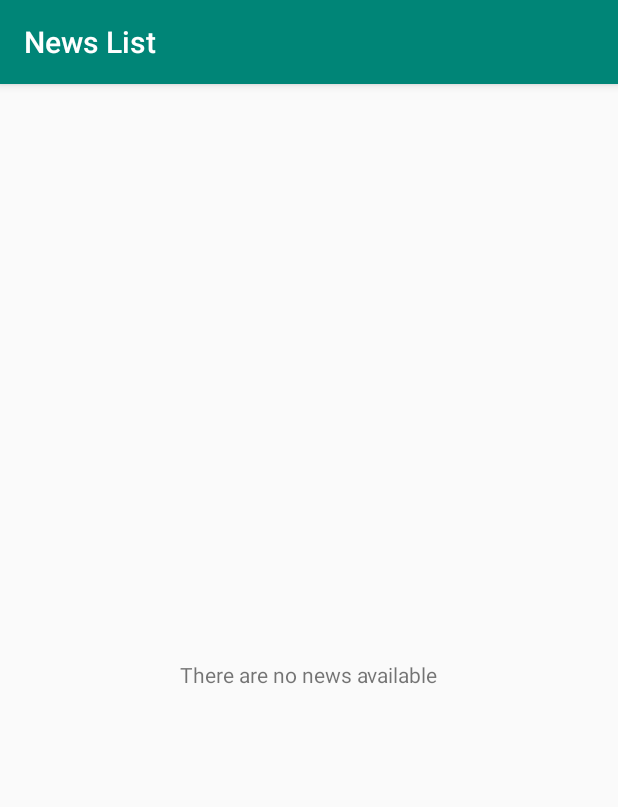
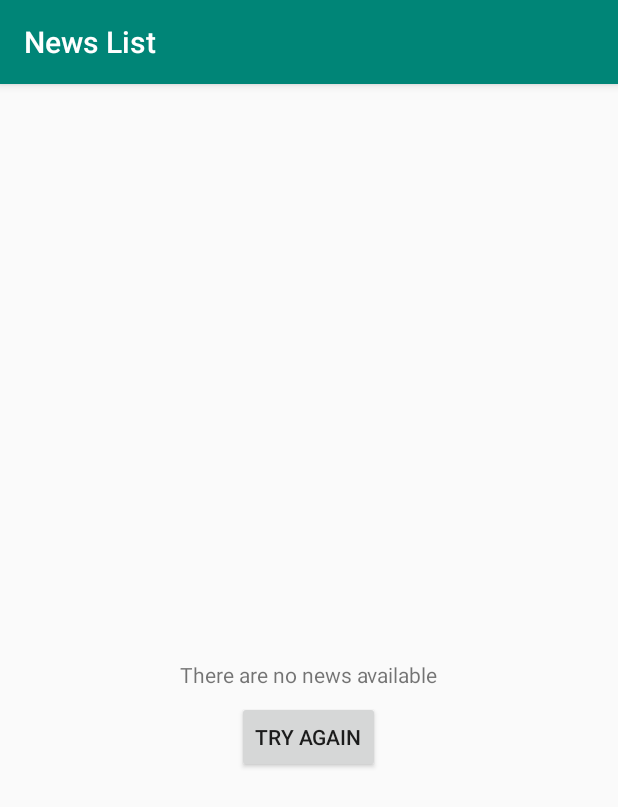
Before and after one commit to ThanHteikAung/CustomViewCreate, an Android app: the screen it shows after launch (MainActivity), on a phone screen of 412 x 824 dp. Shown: the top 807 px of the screen. Run offline under Robolectric (Android 15) with nearby library versions, the phone set to English and light mode, and no system bars; our stand-ins replace Room's generated code, RxJava; pictures from the network do not load; 1 statement that could not run was skipped.

Commit message:
reload data by using empty view pod if network failed CustomViewCreate v1.4

```diff
--- a/app/src/main/java/com/padcmyanmar/padcx/padc_x_recyclerview_ypst/activities/MainActivity.kt
+++ b/app/src/main/java/com/padcmyanmar/padcx/padc_x_recyclerview_ypst/activities/MainActivity.kt
@@ -19,7 +19,7 @@ class MainActivity : BaseActivity(), MainView {
 
     private lateinit var mAdapter: NewsListAdapter
 
-    private lateinit var viewPodEmpty: EmptyViewPod
+    private lateinit var mViewPodEmpty: EmptyViewPod
 
     private lateinit var mPresenter: MainPresenter
 
@@ -62,8 +62,9 @@ class MainActivity : BaseActivity(), MainView {
     }
 
     private fun setUpViewPod() {
-        viewPodEmpty = vpEmpty as EmptyViewPod
-        viewPodEmpty.setEmptyData(EM_NO_NEWS_AVAILABLE, EMPTY_IMAGE_URL)
+        mViewPodEmpty = vpEmpty as EmptyViewPod
+        mViewPodEmpty.setEmptyData(EM_NO_NEWS_AVAILABLE, EMPTY_IMAGE_URL)
+        mViewPodEmpty.setDelegate(mPresenter)
     }
 
     private fun setUpSwipeRefresh() {
--- a/app/src/main/java/com/padcmyanmar/padcx/padc_x_recyclerview_ypst/mvp/presenters/MainPresenter.kt
+++ b/app/src/main/java/com/padcmyanmar/padcx/padc_x_recyclerview_ypst/mvp/presenters/MainPresenter.kt
@@ -3,8 +3,9 @@ package com.padcmyanmar.padcx.padc_x_recyclerview_ypst.mvp.presenters
 import androidx.lifecycle.LifecycleOwner
 import com.padcmyanmar.padcx.padc_x_recyclerview_ypst.delegates.NewsItemDelegate
 import com.padcmyanmar.padcx.padc_x_recyclerview_ypst.mvp.views.MainView
+import com.padcmyanmar.padcx.padc_x_recyclerview_ypst.veiws.viewpods.EmptyViewPod
 
-interface MainPresenter : NewsItemDelegate, BasePresenter<MainView> {
+interface MainPresenter : NewsItemDelegate, BasePresenter<MainView>,EmptyViewPod.Delegate {
     fun onSwipeRefresh(lifecycleOwner: LifecycleOwner)
     fun onUiReady(lifeCycleOwner: LifecycleOwner)
 }
--- a/app/src/main/java/com/padcmyanmar/padcx/padc_x_recyclerview_ypst/mvp/presenters/MainPresenterImpl.kt
+++ b/app/src/main/java/com/padcmyanmar/padcx/padc_x_recyclerview_ypst/mvp/presenters/MainPresenterImpl.kt
@@ -26,6 +26,10 @@ class MainPresenterImpl : MainPresenter, AbstractBasePresenter<MainView>() {
         Log.d("TAG","onTapShare")
     }
 
+    override fun onTapTryAgain() {
+        loadAllNewsFromAPI()
+    }
+
     override fun onSwipeRefresh(lifecycleOwner: LifecycleOwner) {
         requestAllNews(lifecycleOwner)
     }
@@ -44,4 +48,11 @@ class MainPresenterImpl : MainPresenter, AbstractBasePresenter<MainView>() {
             if (it.isEmpty()) mView?.displayEmptyView() else mView?.displayNewsList(it)
         })
     }
+
+    private fun loadAllNewsFromAPI(){
+        mNewsModel.getAllNewsFromApiAndSaveToDatabase(
+            onSuccess = {},
+            onError = {}
+        )
+    }
 }
--- a/app/src/main/java/com/padcmyanmar/padcx/padc_x_recyclerview_ypst/veiws/viewpods/EmptyViewPod.kt
+++ b/app/src/main/java/com/padcmyanmar/padcx/padc_x_recyclerview_ypst/veiws/viewpods/EmptyViewPod.kt
@@ -10,7 +10,10 @@ class EmptyViewPod @JvmOverloads constructor(
     context: Context, attrs: AttributeSet? = null, defStyleAttr: Int = 0
 ) : RelativeLayout(context, attrs, defStyleAttr) {
 
+    private var mDelegate : Delegate? =null
+
     override fun onFinishInflate() {
+        setUpListener()
         super.onFinishInflate()
 
     }
@@ -23,5 +26,18 @@ class EmptyViewPod @JvmOverloads constructor(
             .into(ivEmptyImage)
     }
 
+    fun setDelegate(delegate:Delegate){
+        mDelegate = delegate
+    }
+
+    private fun setUpListener(){
+        btnTryAgain.setOnClickListener {
+            mDelegate?.onTapTryAgain()
+        }
+    }
+
+    interface Delegate {
+        fun onTapTryAgain()
+    }
 
 }
--- a/app/src/main/res/layout/view_pod_empty.xml
+++ b/app/src/main/res/layout/view_pod_empty.xml
@@ -18,4 +18,13 @@
         android:layout_width="wrap_content"
         android:layout_height="wrap_content"/>
 
+    <androidx.appcompat.widget.AppCompatButton
+        android:id="@+id/btnTryAgain"
+        android:layout_width="wrap_content"
+        android:layout_height="wrap_content"
+        android:text="Try Again"
+        android:layout_centerInParent="true"
+        android:layout_below="@id/tvEmpty"
+        android:layout_marginTop="@dimen/margin_medium"/>
+
 </com.padcmyanmar.padcx.padc_x_recyclerview_ypst.veiws.viewpods.EmptyViewPod>
```
